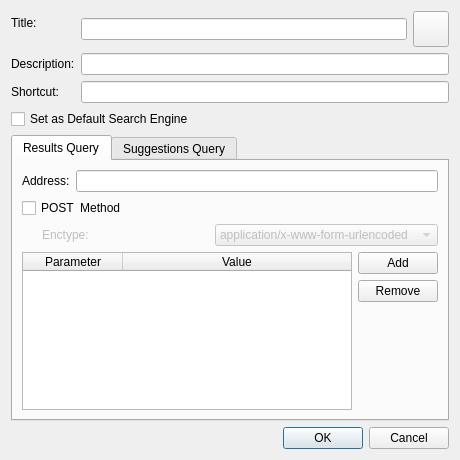
Before: the Qt Designer form src/ui/preferences/SearchPropertiesDialog.ui in OtterBrowser/otter-browser, drawn with Qt 5.
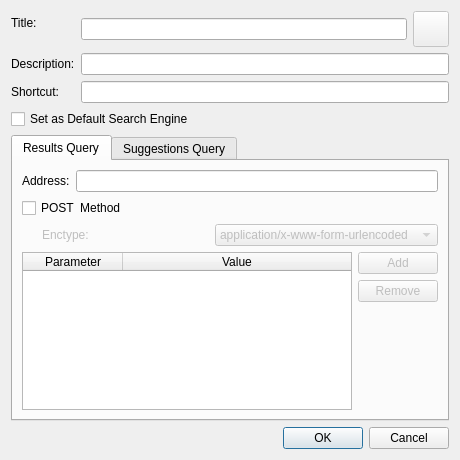
After: the same form once the commit is applied. Icons and pictures are not drawn.

Commit message: Enable Edit button

```diff
--- a/src/ui/preferences/SearchPropertiesDialog.ui
+++ b/src/ui/preferences/SearchPropertiesDialog.ui
@@ -23,6 +23,9 @@
        </item>
        <item>
         <widget class="QToolButton" name="iconButton">
+         <property name="enabled">
+          <bool>false</bool>
+         </property>
          <property name="minimumSize">
           <size>
            <width>36</width>
@@ -235,7 +238,10 @@
          <item>
           <layout class="QVBoxLayout" name="resultsButtonsLayout" stretch="0,0,1">
            <item>
-            <widget class="QPushButton" name="resultssAddButton">
+            <widget class="QPushButton" name="resultsAddButton">
+             <property name="enabled">
+              <bool>false</bool>
+             </property>
              <property name="text">
               <string>Add</string>
              </property>
@@ -243,6 +249,9 @@
            </item>
            <item>
             <widget class="QPushButton" name="resultsRemoveButton">
+             <property name="enabled">
+              <bool>false</bool>
+             </property>
              <property name="text">
               <string>Remove</string>
              </property>
```
Left out of the diff: 15 changed lines with no effect on the pictures. The commit also changes 4 other files.
